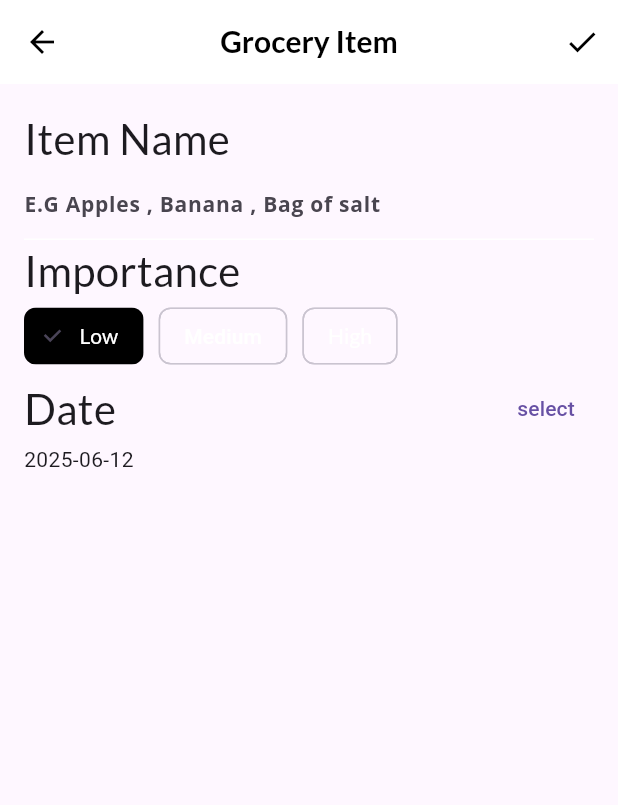
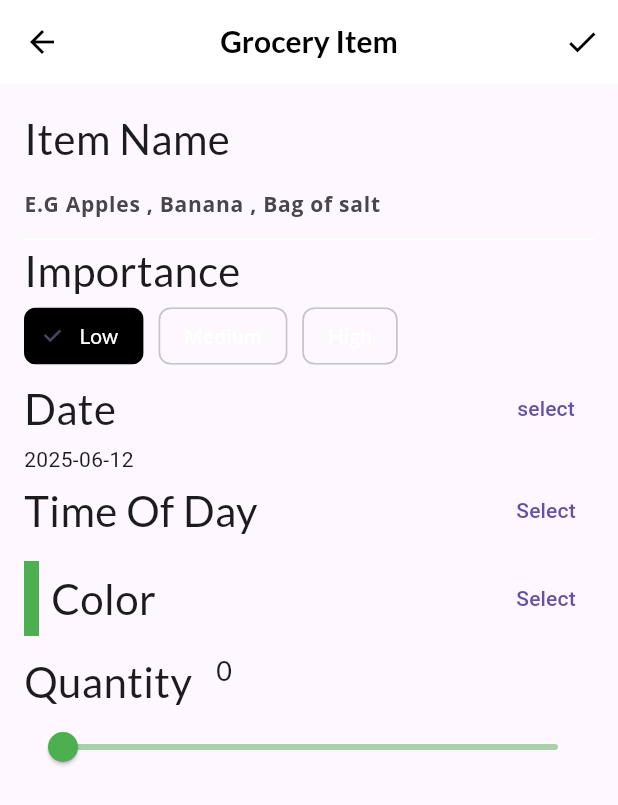
Before and after one commit to Ivans-x/socialdish, a Flutter app: the screen it shows after launch, item 3 of the bottom bar chosen, after a tap on the "add" icon, on a phone screen of 412 x 824 dp. Shown: the top 805 px of the screen. Run offline on Flutter 3.47's test engine with Material 3 defaults, Android fonts, the phone set to English and light mode, and no system bars; our stand-ins replace flutter_colorpicker, google_fonts.

Commit message:
cool update

```diff
--- a/lib/screens/grocery_item_screen.dart
+++ b/lib/screens/grocery_item_screen.dart
@@ -31,7 +31,7 @@ class _GroceryItemsScreenState extends State<GroceryItemScreen> {
   DateTime _dueDate = DateTime.now();
   TimeOfDay _timeOfDay = TimeOfDay.now();
   Color _currentColor = Colors.green;
-  int _currentSliverValue = 0;
+  int _currentSliderValue = 0;
 
   @override
   void initState() {
@@ -39,7 +39,7 @@ class _GroceryItemsScreenState extends State<GroceryItemScreen> {
     if (originalItem != null) {
       _nameController.text = originalItem.name;
       _name = originalItem.name;
-      _currentSliverValue = originalItem.quantity;
+      _currentSliderValue = originalItem.quantity;
       _importance = originalItem.importance;
       _currentColor = originalItem.color;
       final date = originalItem.date;
@@ -87,6 +87,11 @@ class _GroceryItemsScreenState extends State<GroceryItemScreen> {
             buildNameField(),
             buildImportanceField(),
             buildDateField(context),
+            buildTimeField(context),
+            const SizedBox(height: 10.00),
+            buildColorPicker(context),
+            const SizedBox(height: 10.0),
+            buildQuantityField(),
           ],
         ),
       ),
@@ -193,4 +198,113 @@ class _GroceryItemsScreenState extends State<GroceryItemScreen> {
       ],
     );
   }
+
+  Widget buildTimeField(BuildContext context) {
+    return Column(
+      crossAxisAlignment: CrossAxisAlignment.start,
+      children: [
+        Row(
+          mainAxisAlignment: MainAxisAlignment.spaceBetween,
+          children: [
+            Text('Time Of Day', style: GoogleFonts.lato(fontSize: 28.00)),
+            TextButton(
+              onPressed: () async {
+                final timeOfDay = await showTimePicker(
+                  context: context,
+                  initialTime: TimeOfDay.now(),
+                );
+                if (timeOfDay != null) {
+                  setState(() {
+                    _timeOfDay = timeOfDay;
+                  });
+                }
+              },
+              child: const Text('Select'),
+            ),
+          ],
+        ),
+      ],
+    );
+  }
+
+  Widget buildColorPicker(BuildContext context) {
+    return Row(
+      mainAxisAlignment: MainAxisAlignment.spaceBetween,
+      children: [
+        Row(
+          children: [
+            Row(
+              children: [
+                Container(height: 50.00, width: 10.00, color: _currentColor),
+                const SizedBox(width: 8.00),
+                Text('Color', style: GoogleFonts.lato(fontSize: 28.00)),
+              ],
+            ),
+          ],
+        ),
+        TextButton(
+          onPressed: () {
+            showDialog(
+              context: context,
+              builder: (context) {
+                return AlertDialog(
+                  content: BlockPicker(
+                    pickerColor: Colors.white,
+                    onColorChanged: (color) {
+                      setState(() {
+                        _currentColor = color;
+                      });
+                    },
+                  ),
+                  actions: [
+                    TextButton(
+                      onPressed: () {
+                        Navigator.pop(context);
+                      },
+                      child: Text('Save'),
+                    ),
+                  ],
+                );
+              },
+            );
+          },
+          child: Text('Select'),
+        ),
+      ],
+    );
+  }
+
+  Column buildQuantityField() {
+    return Column(
+      crossAxisAlignment: CrossAxisAlignment.start,
+      children: [
+        Row(
+          crossAxisAlignment: CrossAxisAlignment.start,
+          textBaseline: TextBaseline.alphabetic,
+          children: [
+            Text('Quantity', style: GoogleFonts.lato(fontSize: 28.00)),
+            const SizedBox(width: 16.00),
+            Text(
+              _currentSliderValue.toString(),
+              style: GoogleFonts.lato(fontSize: 18.00),
+            ),
+          ],
+        ),
+        Slider(
+          value: _currentSliderValue.toDouble(),
+          min: 0,
+          max: 100,
+          divisions: 100,
+          label: _currentSliderValue.toString(),
+          activeColor: _currentColor,
+          inactiveColor: _currentColor.withOpacity(0.5),
+          onChanged: (double newValue) {
+            setState(() {
+              _currentSliderValue = newValue.round();
+            });
+          },
+        ),
+      ],
+    );
+  }
 }
--- a/lib/screens/grocery_screen.dart
+++ b/lib/screens/grocery_screen.dart
@@ -1,4 +1,5 @@
 import 'package:flutter/material.dart';
+
 // ignore: unused_import
 import 'package:fooderlich/models/grocery_item.dart';
 import 'package:fooderlich/models/grocery_manager.dart';
```
Also changed, not shown: 1 other file.
